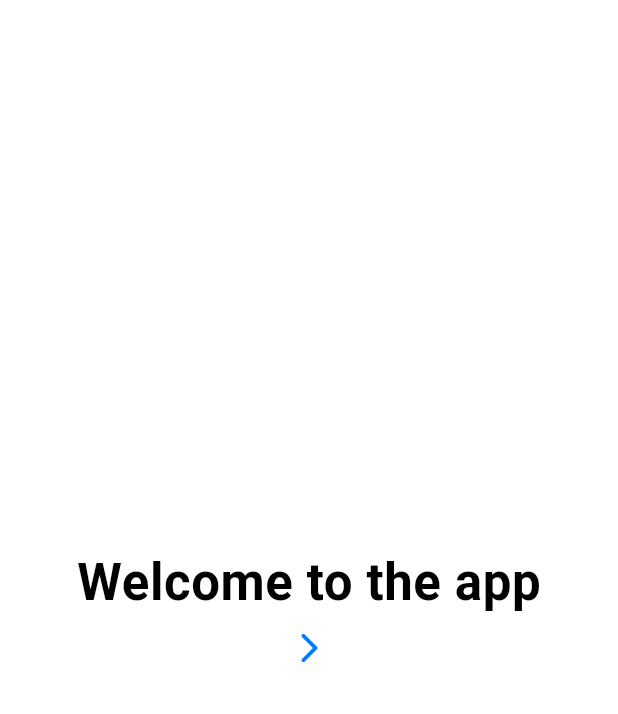
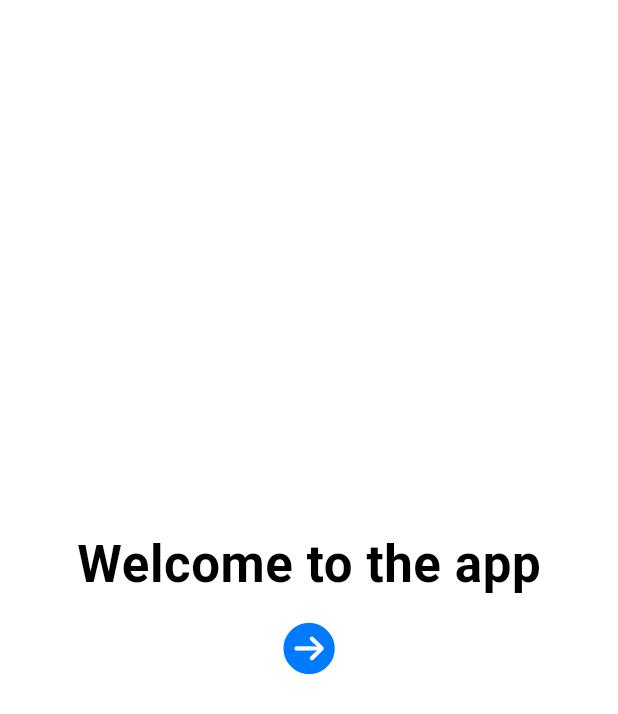
Before and after one commit to Dzejkoubi/satellite_tracking_app, a Flutter app: the screen it shows after launch, on a phone screen of 412 x 824 dp. Shown: the top 714 px of the screen. Run offline on Flutter 3.47's test engine with Material 3 defaults, Android fonts, the phone set to English and light mode, and no system bars; our stand-ins replace auto_route.

Commit message:
Refactor styled components to use Cupertino naming conventions and update button implementations

```diff
--- a/lib/screens/idScreen.dart
+++ b/lib/screens/idScreen.dart
@@ -1,10 +1,8 @@
-import 'dart:convert';
-
 import 'package:auto_route/auto_route.dart';
 import 'package:flutter/cupertino.dart';
 import 'package:flutter/material.dart';
 import 'package:hodina_6/Routes/router.dart';
-import 'package:hodina_6/shared/spaceBoxex.dart';
+import 'package:hodina_6/shared/spaceBoxes.dart';
 import 'package:hodina_6/shared/styledButton.dart';
 
 @RoutePage()
@@ -54,7 +52,7 @@ class _IdScreenState extends State<IdScreen> {
               Row(
                 mainAxisAlignment: MainAxisAlignment.center,
                 children: [
-                  StyledTextButton(
+                  StyledCupertinoTextButton(
                       onPressed: () {
                         AutoRouter.of(context).push(const LocationListRoute());
                       },
--- a/lib/screens/welcomeScreen.dart
+++ b/lib/screens/welcomeScreen.dart
@@ -1,7 +1,7 @@
 import 'package:auto_route/auto_route.dart';
 import 'package:flutter/cupertino.dart';
-import 'package:flutter/material.dart';
 import 'package:hodina_6/Routes/router.dart';
+import 'package:hodina_6/shared/styledButton.dart';
 import 'package:hodina_6/shared/styledText.dart';
 
 @RoutePage()
@@ -15,14 +15,16 @@ class WelcomeScreen extends StatelessWidget {
         child: Column(
           mainAxisAlignment: MainAxisAlignment.center,
           children: [
-            const LargeTextStyled(
+            const StyledCupertinoLargeText(
               text: "Welcome to the app",
             ),
-            IconButton(
-                onPressed: () {
-                  AutoRouter.of(context).replace(const IdRoute());
-                },
-                icon: const Icon(Icons.arrow_forward_ios_rounded)),
+            StyledCupertinoIconButton(
+              40,
+              icon: CupertinoIcons.arrow_right_circle_fill,
+              onPressed: () {
+                AutoRouter.of(context).replace(const IdRoute());
+              },
+            )
           ],
         ),
       ),
--- a/lib/shared/styledButton.dart
+++ b/lib/shared/styledButton.dart
@@ -1,7 +1,7 @@
 import 'package:flutter/cupertino.dart';
 
-class StyledTextButton extends StatelessWidget {
-  const StyledTextButton(
+class StyledCupertinoTextButton extends StatelessWidget {
+  const StyledCupertinoTextButton(
       {required this.child, required this.onPressed, super.key});
 
   final Widget child;
@@ -10,12 +10,33 @@ class StyledTextButton extends StatelessWidget {
 
   @override
   Widget build(BuildContext context) {
-    return CupertinoButton(child: child, onPressed: onPressed);
+    return CupertinoButton(onPressed: onPressed, child: child);
   }
 }
 
-class StyledIconButton extends StatelessWidget {
-  const StyledIconButton({super.key});
+class StyledCupertinoIconButton extends StatelessWidget {
+  const StyledCupertinoIconButton(this.iconSize,
+      {required this.icon, required this.onPressed, super.key});
+
+  final IconData icon;
+  final void Function() onPressed;
+  final double iconSize;
+
+  @override
+  Widget build(BuildContext context) {
+    return CupertinoButton(
+      onPressed: onPressed,
+      pressedOpacity: 0.5,
+      child: Icon(
+        icon,
+        size: iconSize,
+      ),
+    );
+  }
+}
+
+class StyledCupertinoToggleButton extends StatelessWidget {
+  const StyledCupertinoToggleButton({super.key});
 
   @override
   Widget build(BuildContext context) {
--- a/lib/shared/styledText.dart
+++ b/lib/shared/styledText.dart
@@ -1,7 +1,7 @@
 import 'package:flutter/cupertino.dart';
 
-class LargeTextStyled extends StatelessWidget {
-  const LargeTextStyled({required this.text, super.key});
+class StyledCupertinoLargeText extends StatelessWidget {
+  const StyledCupertinoLargeText({required this.text, super.key});
 
   final String text;
   @override
@@ -13,8 +13,8 @@ class LargeTextStyled extends StatelessWidget {
   }
 }
 
-class ImportantTextStyled extends StatelessWidget {
-  const ImportantTextStyled({required this.text, super.key});
+class StyledCupertinoImportantText extends StatelessWidget {
+  const StyledCupertinoImportantText({required this.text, super.key});
 
   final String text;
   @override
@@ -26,8 +26,8 @@ class ImportantTextStyled extends StatelessWidget {
   }
 }
 
-class NormalTextStyled extends StatelessWidget {
-  const NormalTextStyled({required this.text, super.key});
+class StyledCupertinoNormalText extends StatelessWidget {
+  const StyledCupertinoNormalText({required this.text, super.key});
 
   final String text;
   @override
--- a/pubspec.yaml
+++ b/pubspec.yaml
@@ -10,6 +10,7 @@ dependencies:
   flutter:
     sdk: flutter
   auto_route: ^9.2.2
+  cupertino_icons: ^1.0.8
 
 dev_dependencies:
   flutter_test:
```
Also changed, not shown: lib/shared/spaceBoxes.dart (renamed from lib/shared/spaceBoxex.dart), pubspec.lock.
